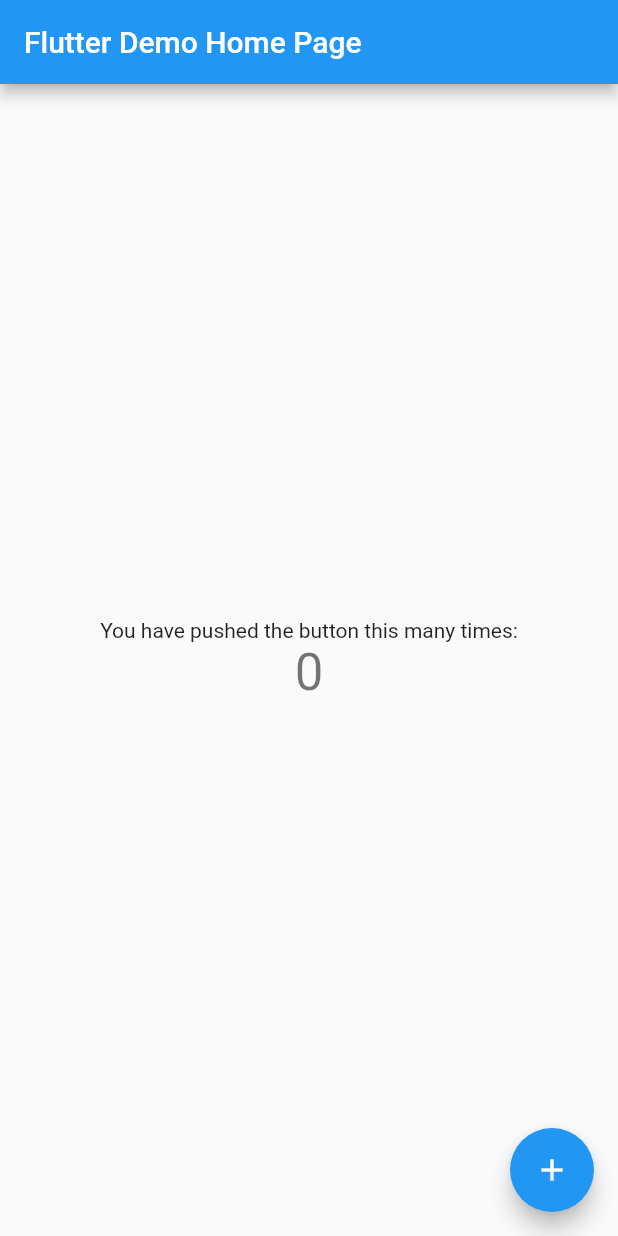
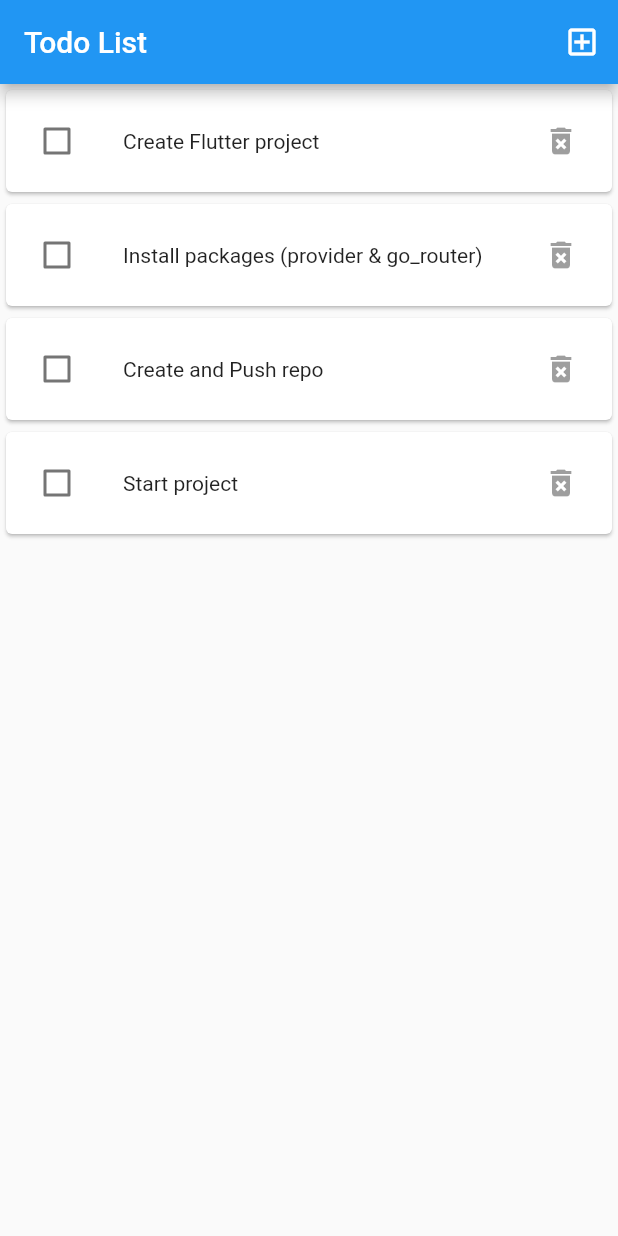
Before and after one commit to Talal-12/todo_app, a Flutter app: the screen it shows after launch, on a phone screen of 412 x 824 dp. Run offline on Flutter 3.47's test engine with Material 2 defaults, Android fonts, the phone set to English and light mode, and no system bars; our stand-ins replace go_router.

Commit message:
done with delete button

```diff
--- a/analysis_options.yaml
+++ b/analysis_options.yaml
@@ -1,29 +1,29 @@
-# This file configures the analyzer, which statically analyzes Dart code to
-# check for errors, warnings, and lints.
-#
-# The issues identified by the analyzer are surfaced in the UI of Dart-enabled
-# IDEs (https://dart.dev/tools#ides-and-editors). The analyzer can also be
-# invoked from the command line by running `flutter analyze`.
+# # This file configures the analyzer, which statically analyzes Dart code to
+# # check for errors, warnings, and lints.
+# #
+# # The issues identified by the analyzer are surfaced in the UI of Dart-enabled
+# # IDEs (https://dart.dev/tools#ides-and-editors). The analyzer can also be
+# # invoked from the command line by running `flutter analyze`.
 
-# The following line activates a set of recommended lints for Flutter apps,
-# packages, and plugins designed to encourage good coding practices.
-include: package:flutter_lints/flutter.yaml
+# # The following line activates a set of recommended lints for Flutter apps,
+# # packages, and plugins designed to encourage good coding practices.
+# include: package:flutter_lints/flutter.yaml
 
-linter:
-  # The lint rules applied to this project can be customized in the
-  # section below to disable rules from the `package:flutter_lints/flutter.yaml`
-  # included above or to enable additional rules. A list of all available lints
-  # and their documentation is published at
-  # https://dart-lang.github.io/linter/lints/index.html.
-  #
-  # Instead of disabling a lint rule for the entire project in the
-  # section below, it can also be suppressed for a single line of code
-  # or a specific dart file by using the `// ignore: name_of_lint` and
-  # `// ignore_for_file: name_of_lint` syntax on the line or in the file
-  # producing the lint.
-  rules:
-    # avoid_print: false  # Uncomment to disable the `avoid_print` rule
-    # prefer_single_quotes: true  # Uncomment to enable the `prefer_single_quotes` rule
+# linter:
+#   # The lint rules applied to this project can be customized in the
+#   # section below to disable rules from the `package:flutter_lints/flutter.yaml`
+#   # included above or to enable additional rules. A list of all available lints
+#   # and their documentation is published at
+#   # https://dart-lang.github.io/linter/lints/index.html.
+#   #
+#   # Instead of disabling a lint rule for the entire project in the
+#   # section below, it can also be suppressed for a single line of code
+#   # or a specific dart file by using the `// ignore: name_of_lint` and
+#   # `// ignore_for_file: name_of_lint` syntax on the line or in the file
+#   # producing the lint.
+#   rules:
+#     # avoid_print: false  # Uncomment to disable the `avoid_print` rule
+#     # prefer_single_quotes: true  # Uncomment to enable the `prefer_single_quotes` rule
 
-# Additional information about this file can be found at
-# https://dart.dev/guides/language/analysis-options
+# # Additional information about this file can be found at
+# # https://dart.dev/guides/language/analysis-options
--- a/lib/main.dart
+++ b/lib/main.dart
@@ -1,8 +1,24 @@
 import 'package:flutter/material.dart';
+import 'package:go_router/go_router.dart';
+import 'package:provider/provider.dart';
+import 'package:todo_app/pages/add_task_page.dart';
+import 'package:todo_app/pages/list_page.dart';
+import 'package:todo_app/providers/task_provider.dart';
 
 void main() {
   runApp(const MyApp());
 }
+
+final router = GoRouter(routes: [
+  GoRoute(
+    path: "/",
+    builder: (context, state) => ListPage(),
+  ),
+  GoRoute(
+    path: "/add",
+    builder: (context, state) => AddTaskPage(),
+  ),
+]);
 
 class MyApp extends StatelessWidget {
   const MyApp({super.key});
@@ -10,88 +26,19 @@ class MyApp extends StatelessWidget {
   // This widget is the root of your application.
   @override
   Widget build(BuildContext context) {
-    return MaterialApp(
-      title: 'Flutter Demo',
-      theme: ThemeData(
-        primarySwatch: Colors.blue,
+    return MultiProvider(
+      providers: [
+        ChangeNotifierProvider(
+          create: (context) => TaskProvider(),
+        ),
+      ],
+      child: MaterialApp.router(
+        title: 'Todo List',
+        theme: ThemeData(
+          primarySwatch: Colors.blue,
+        ),
+        routerConfig: router,
       ),
-      home: const MyHomePage(title: 'Flutter Demo Home Page'),
     );
   }
 }
-
-class MyHomePage extends StatefulWidget {
-  const MyHomePage({super.key, required this.title});
-
-  final String title;
-
-  @override
-  State<MyHomePage> createState() => _MyHomePageState();
-}
-
-class _MyHomePageState extends State<MyHomePage> {
-  int _counter = 0;
-
-  void _incrementCounter() {
-    setState(() {
-      // This call to setState tells the Flutter framework that something has
-      // changed in this State, which causes it to rerun the build method below
-      // so that the display can reflect the updated values. If we changed
-      // _counter without calling setState(), then the build method would not be
-      // called again, and so nothing would appear to happen.
-      _counter++;
-    });
-  }
-
-  @override
-  Widget build(BuildContext context) {
-    // This method is rerun every time setState is called, for instance as done
-    // by the _incrementCounter method above.
-    //
-    // The Flutter framework has been optimized to make rerunning build methods
-    // fast, so that you can just rebuild anything that needs updating rather
-    // than having to individually change instances of widgets.
-    return Scaffold(
-      appBar: AppBar(
-        // Here we take the value from the MyHomePage object that was created by
-        // the App.build method, and use it to set our appbar title.
-        title: Text(widget.title),
-      ),
-      body: Center(
-        // Center is a layout widget. It takes a single child and positions it
-        // in the middle of the parent.
-        child: Column(
-          // Column is also a layout widget. It takes a list of children and
-          // arranges them vertically. By default, it sizes itself to fit its
-          // children horizontally, and tries to be as tall as its parent.
-          //
-          // Invoke "debug painting" (press "p" in the console, choose the
-          // "Toggle Debug Paint" action from the Flutter Inspector in Android
-          // Studio, or the "Toggle Debug Paint" command in Visual Studio Code)
-          // to see the wireframe for each widget.
-          //
-          // Column has various properties to control how it sizes itself and
-          // how it positions its children. Here we use mainAxisAlignment to
-          // center the children vertically; the main axis here is the vertical
-          // axis because Columns are vertical (the cross axis would be
-          // horizontal).
-          mainAxisAlignment: MainAxisAlignment.center,
-          children: <Widget>[
-            const Text(
-              'You have pushed the button this many times:',
-            ),
-            Text(
-              '$_counter',
-              style: Theme.of(context).textTheme.headline4,
-            ),
-          ],
-        ),
-      ),
-      floatingActionButton: FloatingActionButton(
-        onPressed: _incrementCounter,
-        tooltip: 'Increment',
-        child: const Icon(Icons.add),
-      ), // This trailing comma makes auto-formatting nicer for build methods.
-    );
-  }
-}
--- /dev/null
+++ b/lib/models/task_model.dart
@@ -0,0 +1,9 @@
+class TaskModel {
+  String text;
+  bool isComplete;
+
+  TaskModel({
+    required this.text,
+    this.isComplete = false,
+  });
+}
--- /dev/null
+++ b/lib/pages/add_task_page.dart
@@ -0,0 +1,29 @@
+import 'package:flutter/material.dart';
+import 'package:flutter/src/widgets/container.dart';
+import 'package:flutter/src/widgets/framework.dart';
+import 'package:go_router/go_router.dart';
+import 'package:provider/provider.dart';
+import 'package:todo_app/providers/task_provider.dart';
+
+class AddTaskPage extends StatelessWidget {
+  AddTaskPage({super.key});
+
+  final controller = TextEditingController();
+
+  @override
+  Widget build(BuildContext context) {
+    return Scaffold(
+      appBar: AppBar(title: Text("Add Task")),
+      body: Column(mainAxisAlignment: MainAxisAlignment.center, children: [
+        TextField(controller: controller),
+        ElevatedButton(
+          onPressed: () {
+            context.read<TaskProvider>().addTask(controller.text);
+            context.pop();
+          },
+          child: Text("Add Task"),
+        ),
+      ]),
+    );
+  }
+}
--- /dev/null
+++ b/lib/pages/list_page.dart
@@ -0,0 +1,72 @@
+import 'package:flutter/material.dart';
+import 'package:flutter/src/widgets/container.dart';
+import 'package:flutter/src/widgets/framework.dart';
+import 'package:go_router/go_router.dart';
+import 'package:provider/provider.dart';
+import 'package:todo_app/providers/task_provider.dart';
+
+class ListPage extends StatefulWidget {
+  const ListPage({super.key});
+
+  @override
+  State<ListPage> createState() => _ListPageState();
+}
+
+class _ListPageState extends State<ListPage> {
+  @override
+  Widget build(BuildContext context) {
+    return Scaffold(
+      appBar: AppBar(
+        title: Text("Todo List"),
+        actions: [
+          IconButton(
+              onPressed: () {
+                context.push("/add");
+              },
+              icon: Icon(Icons.add_box_outlined))
+        ],
+      ),
+      body: ListView.builder(
+        itemCount: context.watch<TaskProvider>().tasks.length,
+        itemBuilder: (context, index) => Card(
+            child: Padding(
+          padding: const EdgeInsets.all(10),
+          child: Row(
+            children: [
+              Checkbox(
+                  //only check box
+                  value: context
+                      .watch<TaskProvider>()
+                      .tasks[index]
+                      .isComplete, //unchecked
+                  onChanged: (value) {
+                    //value returned when checkbox is clicked
+                    setState(() {
+                      context.read<TaskProvider>().changeTaskStatus(index);
+                    });
+                  }),
+              Padding(
+                padding: const EdgeInsets.only(left: 20),
+                child: Text(context.watch<TaskProvider>().tasks[index].text),
+              ),
+              Spacer(),
+              if (!context.read<TaskProvider>().tasks[index].isComplete)
+                IconButton(
+                  onPressed: null,
+                  icon: Icon(Icons.delete_forever),
+                )
+              else
+                (IconButton(
+                  onPressed: () {
+                    var taskProvider = context.read<TaskProvider>();
+                    taskProvider.deleteTask(index);
+                  },
+                  icon: Icon(Icons.delete),
+                ))
+            ],
+          ),
+        )),
+      ),
+    );
+  }
+}
--- /dev/null
+++ b/lib/providers/task_provider.dart
@@ -0,0 +1,28 @@
+import 'package:flutter/foundation.dart';
+
+import '../models/task_model.dart';
+
+class TaskProvider extends ChangeNotifier {
+  List<TaskModel> tasks = [
+    TaskModel(text: "Create Flutter project", isComplete: false),
+    TaskModel(
+        text: "Install packages (provider & go_router)", isComplete: false),
+    TaskModel(text: "Create and Push repo", isComplete: false),
+    TaskModel(text: "Start project", isComplete: false),
+  ];
+
+  void addTask(String task) {
+    TaskModel model = TaskModel(text: task, isComplete: false);
+    notifyListeners();
+  }
+
+  void changeTaskStatus(int index) {
+    tasks[index].isComplete = !tasks[index].isComplete;
+    notifyListeners();
+  }
+
+  void deleteTask(int index) {
+    tasks.removeAt(index);
+    notifyListeners();
+  }
+}
```
